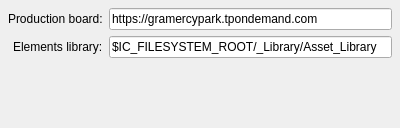
This is ui/settings_other_ui.ui in mjbonnington/icarus-gps as Qt 5 draws it before an edit. The edited form follows.
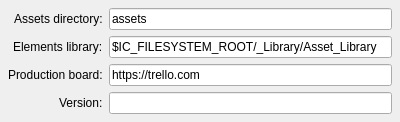
This is the edited form.

Patch:
```diff
--- a/ui/settings_other_ui.ui
+++ b/ui/settings_other_ui.ui
@@ -7,7 +7,7 @@
     <x>0</x>
     <y>0</y>
     <width>400</width>
-    <height>128</height>
+    <height>114</height>
    </rect>
   </property>
   <property name="windowTitle">
@@ -26,23 +26,33 @@
    <property name="margin">
     <number>8</number>
    </property>
-   <item row="0" column="0">
-    <widget class="QLabel" name="prodboard_label">
+   <item row="2" column="0">
+    <widget class="QLabel" name="prodBoard_label">
      <property name="text">
       <string>Production board:</string>
      </property>
     </widget>
    </item>
-   <item row="0" column="1">
-    <widget class="QLineEdit" name="prodboard_lineEdit">
+   <item row="2" column="1">
+    <widget class="QLineEdit" name="prodBoard_lineEdit">
      <property name="text">
-      <string>https://gramercypark.tpondemand.com</string>
+      <string>https://trello.com</string>
      </property>
      <property name="xmlTag" stdset="0">
       <string>prodboard</string>
      </property>
     </widget>
    </item>
+   <item row="0" column="0">
+    <widget class="QLabel" name="assetsDir_label">
+     <property name="text">
+      <string>Assets directory:</string>
+     </property>
+     <property name="buddy">
+      <cstring>assetsDir_lineEdit</cstring>
+     </property>
+    </widget>
+   </item>
    <item row="1" column="0">
     <widget class="QLabel" name="elementslib_label">
      <property name="text">
@@ -60,6 +70,39 @@
      </property>
     </widget>
    </item>
+   <item row="0" column="1">
+    <widget class="QLineEdit" name="assetsDir_lineEdit">
+     <property name="toolTip">
+      <string>&lt;html&gt;&lt;head/&gt;&lt;body&gt;&lt;p&gt;The folder where published assets are stored. This will be relative to the shot or job folder.&lt;/p&gt;&lt;/body&gt;&lt;/html&gt;</string>
+     </property>
+     <property name="text">
+      <string>assets</string>
+     </property>
+     <property name="xmlTag" stdset="0">
+      <string>assetsdir</string>
+     </property>
+    </widget>
+   </item>
+   <item row="3" column="0">
+    <widget class="QLabel" name="version_label">
+     <property name="text">
+      <string>Version:</string>
+     </property>
+     <property name="buddy">
+      <cstring>version_lineEdit</cstring>
+     </property>
+    </widget>
+   </item>
+   <item row="3" column="1">
+    <widget class="QLineEdit" name="version_lineEdit">
+     <property name="readOnly">
+      <bool>true</bool>
+     </property>
+     <property name="xmlTag" stdset="0">
+      <string>icversion</string>
+     </property>
+    </widget>
+   </item>
   </layout>
  </widget>
  <tabstops>
```
Left out of the diff: 16 changed lines with no effect on the pictures.
